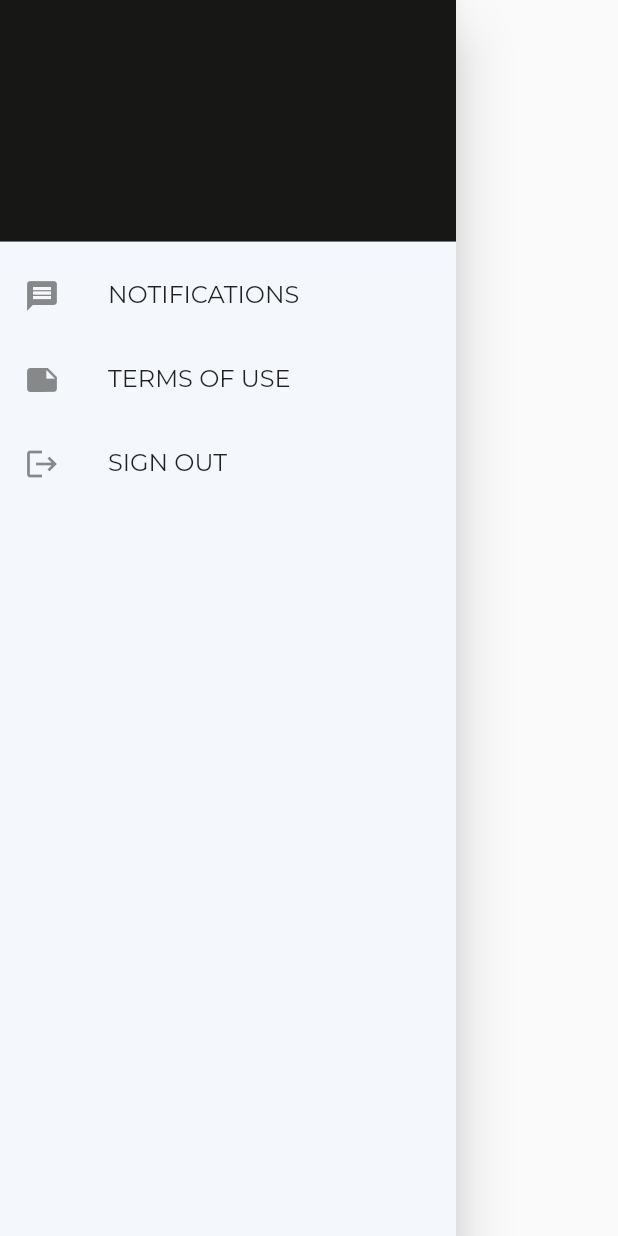
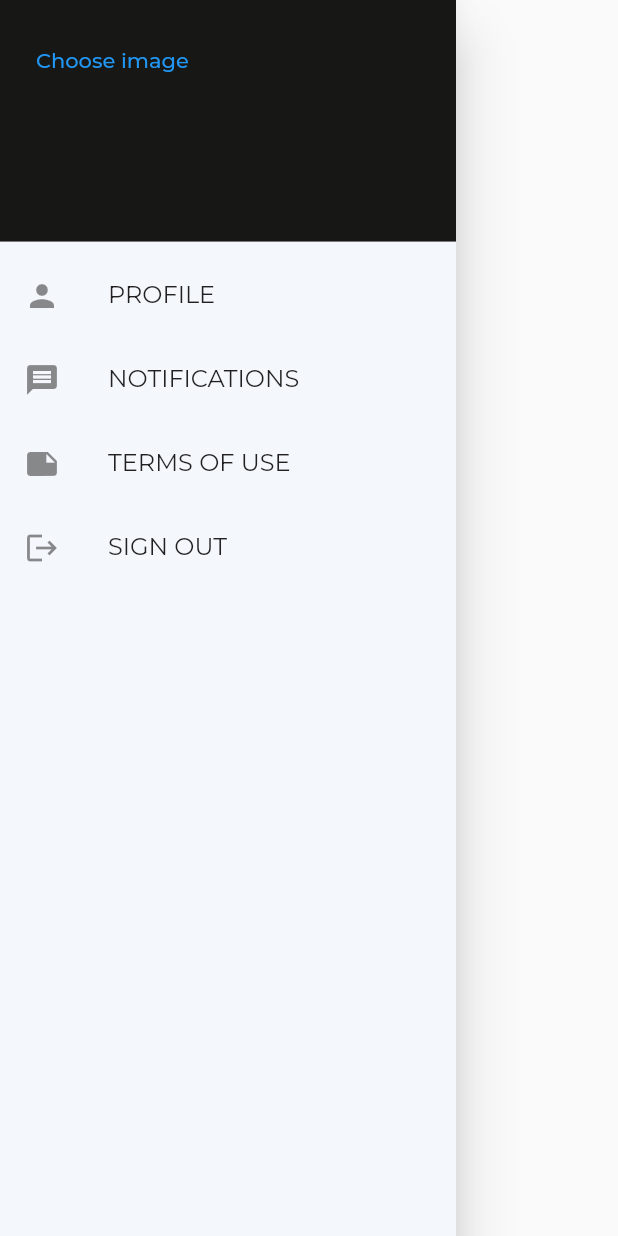
Before and after one commit to LeroyAdonis/swupp, a Flutter app: the MyDrawer widget shown alone on an empty page, opened directly, on a phone screen of 412 x 824 dp. Run offline on Flutter 3.47's test engine with Material 2 defaults, Android fonts, the phone set to English and light mode, and no system bars; our stand-ins replace cloud_firestore, eva_icons_flutter, firebase_auth, firebase_core, firebase_storage, google_fonts and 2 more; missing offline and left inert: regexed_validator; accounts and stored records are empty; network calls fail.

Commit message:
Fixed displayName  & email in Drawer

```diff
--- a/lib/pages/home_page.dart
+++ b/lib/pages/home_page.dart
@@ -49,8 +49,8 @@ class _HomePageState extends State<HomePage> {
     final User? user = auth.currentUser;
 
     // here you write the codes to input the data into firestore
-    MyDrawer.userEmail.value = user!.email!;
-    MyDrawer.userName.value = user.uid;
+    // MyDrawer.userEmail.value = user!.email!;
+    // MyDrawer.userName.value = user.uid;
   }
 
   @override
--- a/lib/pages/registration_screen.dart
+++ b/lib/pages/registration_screen.dart
@@ -61,7 +61,8 @@ class _RegistrationScreenState extends State<RegistrationScreen> {
         // // Perform register here
         // addUserDetails();
 
-        await _auth.registerWithEmailAndPassword(email, password);
+        await _auth.registerWithEmailAndPassword(
+            fullName, email, password, location);
         setState(() {
           _isLoading = true;
         });
--- a/lib/widgets/custom_drawer_header.dart
+++ b/lib/widgets/custom_drawer_header.dart
@@ -1,16 +1,60 @@
+import 'dart:io';
+import 'package:firebase_auth/firebase_auth.dart';
+import 'package:cloud_firestore/cloud_firestore.dart';
+import 'package:firebase_storage/firebase_storage.dart';
 import 'package:flutter/material.dart';
+import 'package:image_picker/image_picker.dart';
 
-class CustomDrawerHeader extends StatelessWidget {
+class CustomDrawerHeader extends StatefulWidget {
   final String name;
   final String email;
   final String profileImageUrl;
 
-  const CustomDrawerHeader({
+  CustomDrawerHeader({
     super.key,
     required this.name,
     required this.email,
     required this.profileImageUrl,
   });
+
+  @override
+  State<CustomDrawerHeader> createState() => _CustomDrawerHeaderState();
+}
+
+class _CustomDrawerHeaderState extends State<CustomDrawerHeader> {
+  bool imageUploaded = false;
+
+  File? _image;
+
+  final picker = ImagePicker();
+
+  void _chooseImage() async {
+    final pickedFile = await picker.pickImage(source: ImageSource.camera);
+    setState(() {
+      _image = File(pickedFile!.path);
+      imageUploaded = true;
+    });
+  }
+
+  void _uploadImage() async {
+    if (_image == null) return;
+
+    final user = FirebaseAuth.instance.currentUser;
+    final storageRef = FirebaseStorage.instance
+        .ref()
+        .child('users/${user!.uid}/profile_pic.jpg');
+    final uploadTask = storageRef.putFile(_image!);
+    await uploadTask.whenComplete(() => null);
+
+    final downloadUrl = await storageRef.getDownloadURL();
+
+    user.updatePhotoURL(downloadUrl);
+
+    await FirebaseFirestore.instance
+        .collection('users')
+        .doc(user.uid)
+        .update({'profile_pic_url': downloadUrl});
+  }
 
   @override
   Widget build(BuildContext context) {
@@ -21,17 +65,33 @@ class CustomDrawerHeader extends StatelessWidget {
           child: Column(
             crossAxisAlignment: CrossAxisAlignment.start,
             children: [
-              Container(
-                decoration: BoxDecoration(
-                  shape: BoxShape.circle,
-                  image: DecorationImage(
-                    image: NetworkImage(profileImageUrl),
+              if (imageUploaded && _image != null)
+                ClipRRect(
+                  child: Image.file(
+                    _image!,
+                    fit: BoxFit.contain,
+                    width: 30,
                   ),
+                )
+              else
+                TextButton(
+                  onPressed: () {
+                    _chooseImage();
+                  },
+                  child: Text('Choose image'),
                 ),
-              ),
-              const SizedBox(height: 10.0),
+              if (imageUploaded && _image != null)
+                TextButton(
+                  onPressed: () {
+                    _uploadImage();
+                    this.dispose();
+                  },
+                  child: const Text('Upload'),
+                )
+              else
+                const Text(''),
               Text(
-                name,
+                widget.name,
                 style: const TextStyle(
                   color: Colors.white,
                   fontSize: 20.0,
@@ -40,7 +100,7 @@ class CustomDrawerHeader extends StatelessWidget {
               ),
               const SizedBox(height: 5.0),
               Text(
-                email,
+                widget.email,
                 style: const TextStyle(
                   color: Colors.white,
                   fontSize: 16.0,
--- a/lib/widgets/drawer.dart
+++ b/lib/widgets/drawer.dart
@@ -1,9 +1,11 @@
-// ignore_for_file: prefer_const_constructors
-
+import 'dart:io';
+import 'package:firebase_storage/firebase_storage.dart';
 import 'package:flutter/material.dart';
 import 'package:swupp/components/menu_list_tile.dart';
 import 'package:firebase_auth/firebase_auth.dart';
 import 'package:cloud_firestore/cloud_firestore.dart';
+import 'package:image_picker/image_picker.dart';
+import 'package:swupp/pages/profile/profile_screen.dart';
 import 'package:swupp/pages/users/userList.dart';
 import 'package:swupp/services/auth.dart';
 import 'package:swupp/services/database.dart';
@@ -23,9 +25,6 @@ class MyDrawer extends StatefulWidget {
     Key? key,
   }) : super(key: key);
 
-  static ValueNotifier<String> userEmail = ValueNotifier('');
-  static ValueNotifier<String> userName = ValueNotifier('');
-
   @override
   State<MyDrawer> createState() => _MyDrawerState();
 }
@@ -33,100 +32,40 @@ class MyDrawer extends StatefulWidget {
 class _MyDrawerState extends State<MyDrawer> {
   String? name = '';
   String? email = '';
-
-  // void userStream() async {
-  List<String> docIds = [];
-
-  bool userId = false;
-
-  void checkId() {
-    if (_auth.currentUser!.uid == DatabaseService().usersCollection.id) {
-      userId = true;
-      print(userId);
-    }
-  }
-
-  Future getDocId() async {
-    await _firestore.collection('users').get().then(
-          (snapshot) => snapshot.docs.forEach(
-            (document) {
-              docIds.add(document.reference.id);
-            },
-          ),
-        );
-    // await for (var snapShot in _firestore.collection('users').snapshots()) {
-    //   for (var user in snapShot.docs) {
-    //     print(user.data());
-    //   }
-    // }
-  }
-
-  // Future getUser() async {
-  //   await FirebaseFirestore.instance
-  //       .collection('users')
-  //       .where('email', isEqualTo: auth.currentUser)
-  //       .get();
-  // }
-
-  User? _user;
-
-  // ignore: prefer_typing_uninitialized_variables
-  Map<String, dynamic>? _userData;
+  String? profileImage = '';
+  bool imageUploaded = false;
 
   final _auth = FirebaseAuth.instance;
 
-  @override
-  void initState() {
-    // _getCurrentUser();
-    super.initState();
-    // getUser();
-    // checkId();
-    // print(DatabaseService().usersCollection.doc('user_id'));
-    // print(_auth.currentUser!.uid);
+  File? _image;
+  final picker = ImagePicker();
+
+  void chooseImage() async {
+    final pickedFile = await picker.pickImage(source: ImageSource.gallery);
+    setState(() {
+      _image = File(pickedFile!.path);
+    });
   }
 
-  // void _getCurrentUser() async {
-  //   try {
-  //     final user = _auth.currentUser;
-  //     setState(() {
-  //       _user = user;
-  //       getDocId();
-  //     });
+  void _uploadImage() async {
+    if (_image == null) return;
 
-  //     if (_user != null) {
-  //       DocumentSnapshot userData = await FirebaseFirestore.instance
-  //           .collection("users")
-  //           .doc(_user?.uid)
-  //           .get();
-  //       print(_userData);
+    final user = FirebaseAuth.instance.currentUser;
+    final storageRef = FirebaseStorage.instance
+        .ref()
+        .child('users/${user!.uid}/profile_pic.jpg');
+    final uploadTask = storageRef.putFile(_image!);
+    await uploadTask.whenComplete(() => null);
 
-  //       setState(() {
-  //         _userData = (userData.data() as Map<String, dynamic>?);
-  //       });
-  //     }
-  //   } catch (e) {
-  //     print(e);
-  //   }
-  // }
+    final downloadUrl = await storageRef.getDownloadURL();
 
-  // void userStream() async {
-  //   await for (var snapShot in _firestore.collection('users').snapshots()) {
-  //     for (var user in snapShot.docs) {
-  //       print(user.data());
-  //     }
-  //   }
-  // }
+    user.updatePhotoURL(downloadUrl);
 
-  // void getUser() async {
-  //   final snapshot = await FirebaseFirestore.instance
-  //       .collection('users')
-  //       .doc('user_id')
-  //       .get();
-  //   setState(() {
-  //     name = snapshot.data()!['first name'];
-  //     email = snapshot.data()!['email'];
-  //   });
-  // }
+    await FirebaseFirestore.instance
+        .collection('users')
+        .doc(user.uid)
+        .update({'profile_pic_url': downloadUrl});
+  }
 
   @override
   Widget build(BuildContext context) {
@@ -178,9 +117,27 @@ class _MyDrawerState extends State<MyDrawer> {
           //   child: userId ? SizedBox() : Container(),
           // ),
           CustomDrawerHeader(
-              name: _auth.currentUser!.displayName.toString(),
-              email: _auth.currentUser!.email.toString(),
-              profileImageUrl: _auth.currentUser!.photoURL.toString()),
+            name: _auth.currentUser!.displayName.toString(),
+            email: _auth.currentUser!.email.toString(),
+            profileImageUrl: imageUploaded
+                ? Image.file(_image!).toString()
+                : Image.asset(
+                    "/lib/images/swupp-logo.png",
+                    width: 30,
+                  ).toString(),
+          ),
+          MenuListTile(
+            icon: Icons.person,
+            text: 'PROFILE',
+            onTap: () {
+              Navigator.push(
+                context,
+                MaterialPageRoute(
+                  builder: (context) => ProfilePage(),
+                ),
+              );
+            },
+          ),
           MenuListTile(
             icon: Icons.message,
             text: 'NOTIFICATIONS',
--- a/pubspec.yaml
+++ b/pubspec.yaml
@@ -31,13 +31,15 @@ environment:
 dependencies:
   cupertino_icons: ^1.0.2
   eva_icons_flutter: ^3.1.0
-  firebase_storage: ^11.0.13
+  firebase_storage: ^11.0.14
   flutter:
     sdk: flutter
   flutter_spinkit: ^5.1.0
   font_awesome: ^5.10.1
   google_fonts: ^4.0.3
+  image_picker: ^0.8.6+3
   modal_progress_hud: ^0.1.3
+  path_provider: ^2.0.13
   provider: ^6.0.5
 
 dev_dependencies:
```
Also changed, not shown: lib/pages/profile/profile_screen.dart (added, +76 -0 lines), lib/services/auth.dart (+31 -12 lines), pubspec.lock, 1 other file.
